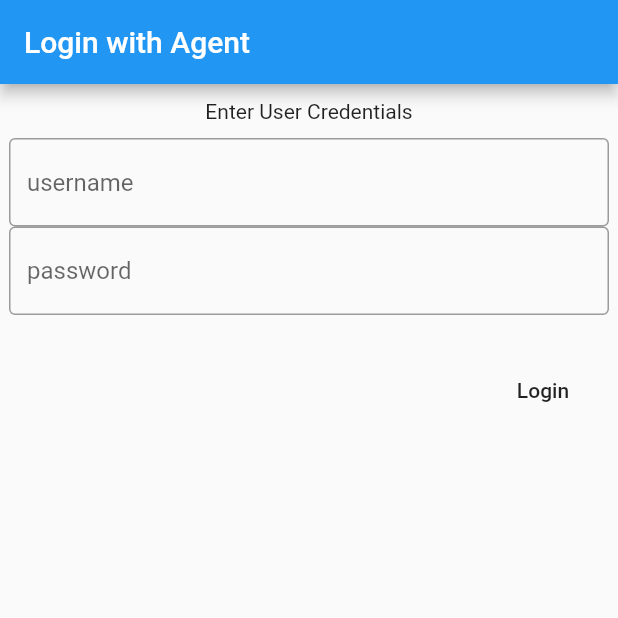
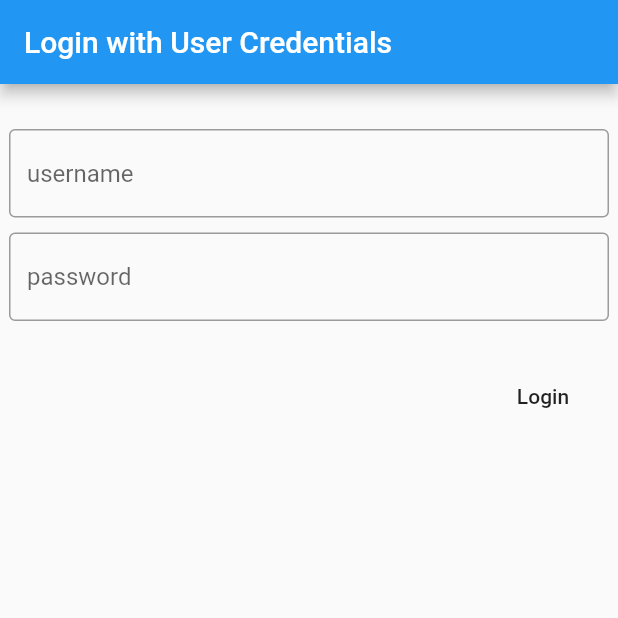
Before and after one commit to etiennedevilliers/sen381-t7-pss-client-web, a Flutter app: the screen it shows after launch, on a phone screen of 412 x 824 dp, the top half of it. Run offline on Flutter 3.47's test engine with Material 2 defaults, Android fonts, the phone set to English and light mode, and no system bars; network calls fail.

Commit message:
Login page better text

```diff
--- a/lib/login.dart
+++ b/lib/login.dart
@@ -41,10 +41,9 @@ class _LoginPage extends State<LoginPage> {
       child: Column(
           mainAxisSize: MainAxisSize.min,
           children: [
+            Container(height: 30,),
+            _buildUsername(),
             Container(height: 10,),
-            Text("Enter User Credentials"),
-            Container(height: 10,),
-            _buildUsername(),
             _buildPassword(),
             Text(text, style: TextStyle(color: Colors.red),),
             Container(height: 10,),
@@ -82,7 +81,7 @@ class _LoginPage extends State<LoginPage> {
   @override
   Widget build(BuildContext context) {
     return Scaffold(
-      appBar: AppBar(title: Text("Login with Agent"),),
+      appBar: AppBar(title: Text("Login with User Credentials"),),
 
       body: Row(
         children: [
```
